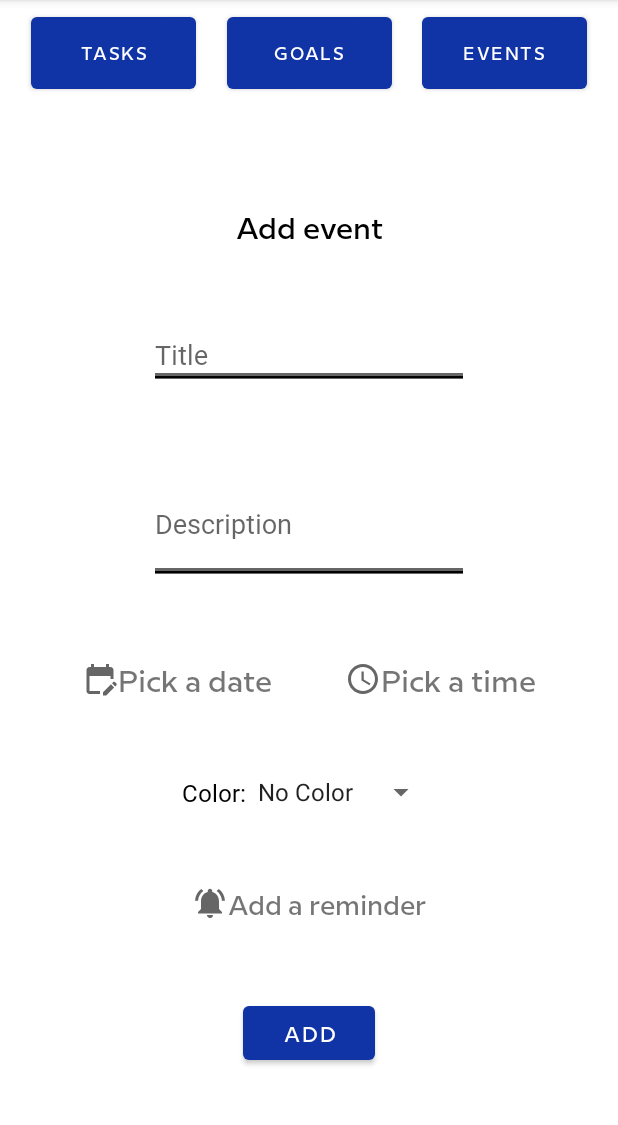
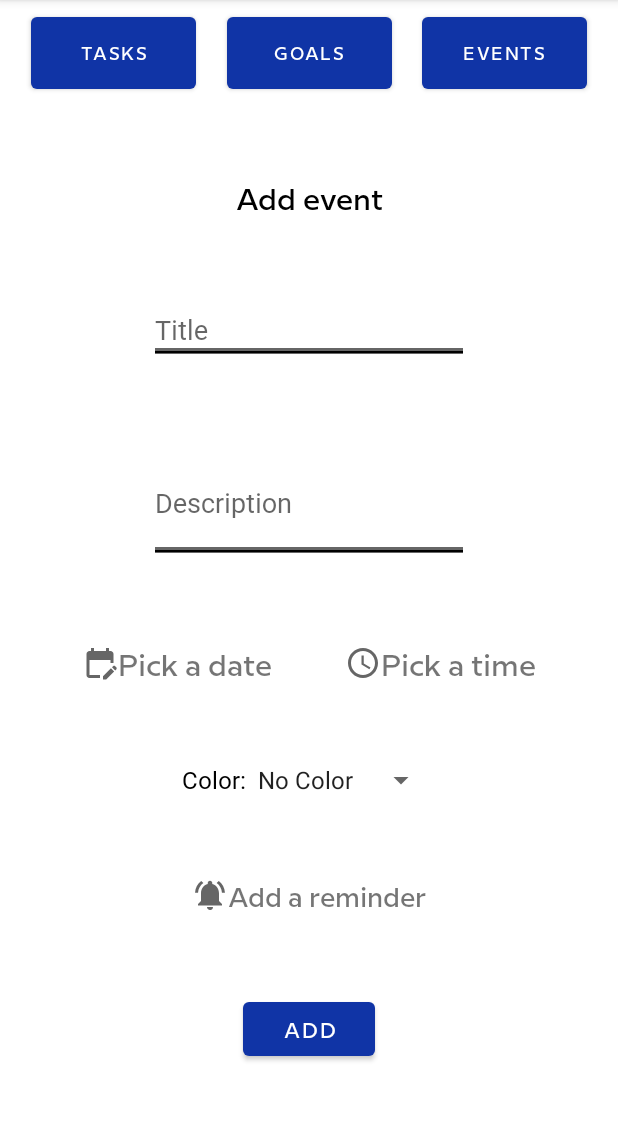
Before and after one commit to MateoLescano/ADHDaily, an Android app: the FragmentAgregarTareaEvento screen opened through its navigation route, on a phone screen of 412 x 824 dp, the part 84-1209 px from its top. Run offline under Robolectric (Android 15) with nearby library versions, the phone set to English and light mode, and no system bars; our stand-ins replace data binding, navigation-ui; 3 statements that could not run were skipped.

Commit message:
commit 22/6

```diff
--- a/app/src/main/java/com/citesoftware/test4/fragments/actualizar/FragmentActualizarTareaEvento.kt
+++ b/app/src/main/java/com/citesoftware/test4/fragments/actualizar/FragmentActualizarTareaEvento.kt
@@ -193,14 +193,14 @@ class FragmentActualizarTareaEvento : Fragment(), DatePickerDialog.OnDateSetList
 
 
 
-    @SuppressLint("SetTextI18n")
+    @SuppressLint("SetTextI18n", "SimpleDateFormat")
     override fun onDateSet(view: DatePicker?, year: Int, month: Int, dayOfMonth: Int) {
         savedDia = dayOfMonth
         savedMes = month
         savedAnio = year
 
         val date = Date(savedAnio, savedMes,savedDia)
-        val dateFormat = SimpleDateFormat(getString(R.string.formatoDia))
+        val dateFormat = SimpleDateFormat(getString(R.string.formatDiaEvento))
         val fecha = dateFormat.format(date)
 
 
@@ -210,7 +210,7 @@ class FragmentActualizarTareaEvento : Fragment(), DatePickerDialog.OnDateSetList
         etUpdateFechaEvento.text = fecha
     }
 
-    @SuppressLint("SetTextI18n")
+    @SuppressLint("SetTextI18n", "SimpleDateFormat")
     override fun onTimeSet(view: TimePicker?, hourOfDay: Int, minute: Int) {
         savedHora = hourOfDay
         savedMin = minute
--- a/app/src/main/java/com/citesoftware/test4/fragments/agregar/FragmentAgregarTareaEvento.kt
+++ b/app/src/main/java/com/citesoftware/test4/fragments/agregar/FragmentAgregarTareaEvento.kt
@@ -161,7 +161,7 @@ class FragmentAgregarTareaEvento : Fragment(), DatePickerDialog.OnDateSetListene
 
 
         val date = Date(savedAnio, savedMes,savedDia)
-        val dateFormat = SimpleDateFormat(getString(R.string.formatoDia))
+        val dateFormat = SimpleDateFormat(getString(R.string.formatDiaEvento))
         val fecha = dateFormat.format(date)
 
 
--- a/app/src/main/java/com/citesoftware/test4/main/MainActivity.kt
+++ b/app/src/main/java/com/citesoftware/test4/main/MainActivity.kt
@@ -87,8 +87,6 @@ class MainActivity : AppCompatActivity() {
     override fun onCreateOptionsMenu(menu: Menu?): Boolean {
         menuInflater.inflate(R.menu.info_menu, menu)
 
-
-//        return super.onCreateOptionsMenu(menu)
         return true
     }
 
--- a/app/src/main/res/layout/activity_main.xml
+++ b/app/src/main/res/layout/activity_main.xml
@@ -56,9 +56,10 @@
             android:textColor="@color/black"
             android:textSize="16sp"
             android:visibility="invisible"
+            app:layout_constraintBottom_toBottomOf="parent"
             app:layout_constraintEnd_toEndOf="parent"
             app:layout_constraintStart_toStartOf="parent"
-            app:layout_constraintTop_toBottomOf="@+id/button2" />
+            tools:visibility="visible" />
 
         <androidx.fragment.app.FragmentContainerView
             android:id="@+id/myNavHostFragment"
@@ -66,12 +67,13 @@
             android:layout_width="match_parent"
             android:layout_height="0dp"
             app:defaultNavHost="true"
-            tools:layout="@layout/fragment_agregar_tarea_limite"
-            app:layout_constraintBottom_toBottomOf="parent"
+            app:layout_constraintBottom_toBottomOf="@+id/tvFechaMain"
             app:layout_constraintEnd_toEndOf="parent"
+            app:layout_constraintHorizontal_bias="0.0"
             app:layout_constraintStart_toStartOf="parent"
-            app:layout_constraintTop_toBottomOf="@+id/tvFechaMain"
-            app:navGraph="@navigation/navigation" />
+            app:layout_constraintTop_toBottomOf="@+id/button2"
+            app:navGraph="@navigation/navigation"
+            tools:layout="@layout/fragment_agregar_tarea_limite" />
 
     </androidx.constraintlayout.widget.ConstraintLayout>
 
--- a/app/src/main/res/layout/item_tarea_evento.xml
+++ b/app/src/main/res/layout/item_tarea_evento.xml
@@ -63,11 +63,13 @@
         android:layout_width="wrap_content"
         android:layout_height="wrap_content"
         android:fontFamily="@font/milmedium"
+        android:gravity="right"
         android:text="12/2/21"
         android:textColor="@color/black"
         android:textSize="22sp"
         app:layout_constraintBottom_toBottomOf="@+id/tvTituloTareaEvento"
-        app:layout_constraintEnd_toEndOf="parent" />
+        app:layout_constraintEnd_toEndOf="parent"
+        app:layout_constraintTop_toTopOf="@+id/tvTituloTareaEvento" />
 
     <TextView
         android:id="@+id/tvHoraTareaEvento"
@@ -79,7 +81,7 @@
         android:textSize="15sp"
         app:layout_constraintBottom_toBottomOf="parent"
         app:layout_constraintEnd_toEndOf="parent"
-        app:layout_constraintStart_toEndOf="@+id/tvDescrpiconTareaEvento"
+        app:layout_constraintStart_toStartOf="@+id/tvFechaTareaEvento"
         app:layout_constraintTop_toBottomOf="@+id/tvFechaTareaEvento" />
 
 <!--    <View-->
--- a/app/src/main/res/values/strings.xml
+++ b/app/src/main/res/values/strings.xml
@@ -151,5 +151,6 @@
     <string name="daysAgo">days ago</string>
     <string name="agregadoAyer">Added yesterday</string>
     <string name="version">Version:</string>
+    <string name="formatDiaEvento">EE d/M</string>
 
 </resources>
```
Also changed, not shown: app/src/main/res/layout/fragment_tarea_evento.xml (+5 -6 lines), app/src/main/res/layout/fragment_tarea_libre.xml (+8 -8 lines), app/src/main/res/layout/fragment_tarea_limite.xml (+5 -6 lines).
